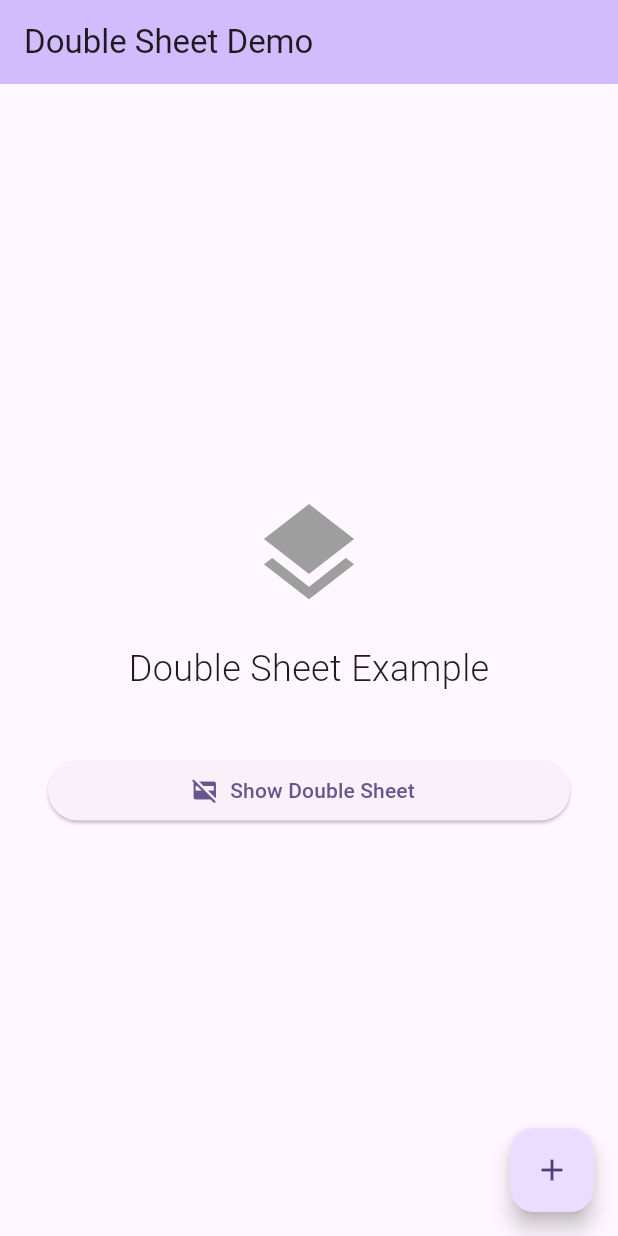
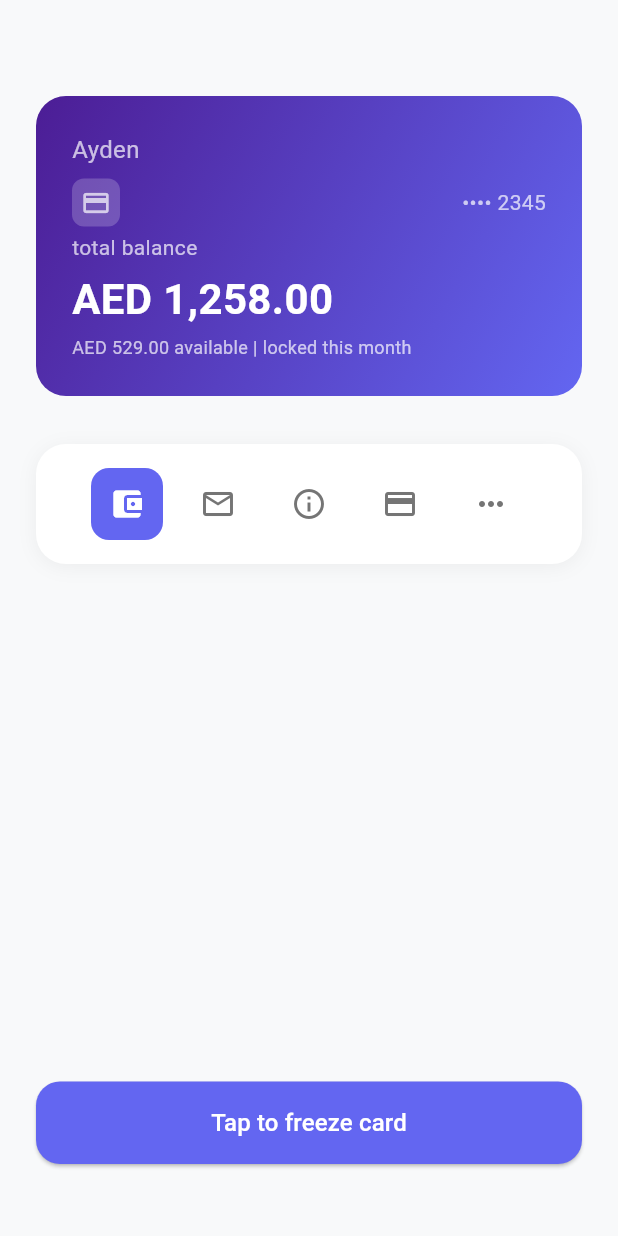
Before and after one commit to YahyaZahran/double_sheet, a Flutter app: the screen it shows after launch, on a phone screen of 412 x 824 dp. Run offline on Flutter 3.47's test engine with Material 3 defaults, Android fonts, the phone set to English and light mode, and no system bars.

```diff
--- a/example/lib/main.dart
+++ b/example/lib/main.dart
@@ -12,8 +12,9 @@ class MyApp extends StatelessWidget {
   Widget build(BuildContext context) {
     return MaterialApp(
       title: 'Double Sheet Demo',
+      debugShowCheckedModeBanner: false,
       theme: ThemeData(
-        colorScheme: ColorScheme.fromSeed(seedColor: Colors.deepPurple),
+        colorScheme: ColorScheme.fromSeed(seedColor: const Color(0xFF6366F1)),
         useMaterial3: true,
       ),
       home: const MyHomePage(),
@@ -32,57 +33,21 @@ class _MyHomePageState extends State<MyHomePage> {
   void _showDoubleSheet() {
     showDoubleSheet(
       context: context,
-      title: "Freeze card?",
-      initialChildSize: 0.5,
+      title: "freeze card",
+      headerRadius: const BorderRadius.only(
+        bottomLeft: Radius.circular(24),
+        bottomRight: Radius.circular(24),
+      ),
+      borderRadius: const BorderRadius.only(
+        topLeft: Radius.circular(32),
+        topRight: Radius.circular(32),
+      ),
+      initialChildSize: 0.45,
       maxChildSize: 0.7,
-      child: Padding(
-        padding: const EdgeInsets.all(16.0),
-        child: LayoutBuilder(
-          builder: (context, constraints) {
-            return SingleChildScrollView(
-              child: ConstrainedBox(
-                constraints: BoxConstraints(minHeight: constraints.maxHeight),
-                child: Column(
-                  crossAxisAlignment: CrossAxisAlignment.start,
-                  children: [
-                    const Text(
-                      "Freezing the card means you can't use it to pay for things until you unfreeze it",
-                      style: TextStyle(fontSize: 16, height: 1.4),
-                    ),
-                    SizedBox(
-                      height:
-                          constraints.maxHeight > 200
-                              ? constraints.maxHeight - 150
-                              : 20,
-                    ),
-                    Row(
-                      children: [
-                        Expanded(
-                          child: OutlinedButton(
-                            onPressed: () => Navigator.pop(context),
-                            child: const Text("Never mind"),
-                          ),
-                        ),
-                        const SizedBox(width: 16),
-                        Expanded(
-                          child: ElevatedButton(
-                            onPressed: () {
-                              Navigator.pop(context);
-                              ScaffoldMessenger.of(context).showSnackBar(
-                                const SnackBar(content: Text("Card frozen!")),
-                              );
-                            },
-                            child: const Text("Freeze"),
-                          ),
-                        ),
-                      ],
-                    ),
-                  ],
-                ),
-              ),
-            );
-          },
-        ),
+      minChildSize: 0.4,
+      child: const Padding(
+        padding: EdgeInsets.all(24.0),
+        child: _SheetContentWidget(),
       ),
     );
   }
@@ -90,40 +55,273 @@ class _MyHomePageState extends State<MyHomePage> {
   @override
   Widget build(BuildContext context) {
     return Scaffold(
-      appBar: AppBar(
-        backgroundColor: Theme.of(context).colorScheme.inversePrimary,
-        title: const Text('Double Sheet Demo'),
+      backgroundColor: const Color(0xFFF8F9FA),
+      body: SafeArea(
+        child: Padding(
+          padding: const EdgeInsets.all(24.0),
+          child: Column(
+            children: [
+              const SizedBox(height: 40),
+              const _CreditCard(),
+              const SizedBox(height: 32),
+              const _BottomNavigationIcons(),
+              const Spacer(),
+              SizedBox(
+                width: double.infinity,
+                child: ElevatedButton(
+                  onPressed: _showDoubleSheet,
+                  style: ElevatedButton.styleFrom(
+                    backgroundColor: const Color(0xFF6366F1),
+                    foregroundColor: Colors.white,
+                    padding: const EdgeInsets.symmetric(vertical: 16),
+                    shape: RoundedRectangleBorder(
+                      borderRadius: BorderRadius.circular(16),
                     ),
-      body: Center(
+                  ),
+                  child: const Text(
+                    'Tap to freeze card',
+                    style: TextStyle(fontSize: 16, fontWeight: FontWeight.w500),
+                  ),
+                ),
+              ),
+              const SizedBox(height: 24),
+            ],
+          ),
+        ),
+      ),
+    );
+  }
+}
+
+class _SheetContentWidget extends StatelessWidget {
+  const _SheetContentWidget();
+
+  @override
+  Widget build(BuildContext context) {
+    return LayoutBuilder(
+      builder: (context, constraints) {
+        return SingleChildScrollView(
+          physics: const NeverScrollableScrollPhysics(),
+          child: ConstrainedBox(
+            constraints: BoxConstraints(minHeight: constraints.maxHeight),
+            child: IntrinsicHeight(
               child: Column(
-          mainAxisAlignment: MainAxisAlignment.center,
-          children: <Widget>[
-            const Icon(Icons.layers, size: 80, color: Colors.grey),
-            const SizedBox(height: 20),
+                crossAxisAlignment: CrossAxisAlignment.start,
+                children: [
                   const Text(
-              'Double Sheet Example',
-              style: TextStyle(fontSize: 24, fontWeight: FontWeight.w300),
+                    "are you sure?",
+                    style: TextStyle(
+                      fontSize: 24,
+                      fontWeight: FontWeight.w600,
+                      color: Colors.black87,
                     ),
-            const SizedBox(height: 40),
-            Padding(
-              padding: const EdgeInsets.symmetric(horizontal: 32),
-              child: SizedBox(
+                  ),
+                  const SizedBox(height: 16),
+                  const Text(
+                    "freezing the card means ayden can't use it to pay for things until you unfreeze it",
+                    style: TextStyle(
+                      fontSize: 16,
+                      height: 1.5,
+                      color: Colors.black54,
+                    ),
+                  ),
+                  const Spacer(),
+                  const _ActionButtons(),
+                ],
+              ),
+            ),
+          ),
+        );
+      },
+    );
+  }
+}
+
+class _ActionButtons extends StatelessWidget {
+  const _ActionButtons();
+
+  @override
+  Widget build(BuildContext context) {
+    return Column(
+      children: [
+        SizedBox(
           width: double.infinity,
-                child: ElevatedButton.icon(
-                  onPressed: _showDoubleSheet,
-                  icon: const Icon(Icons.credit_card_off),
-                  label: const Text('Show Double Sheet'),
+          child: ElevatedButton(
+            onPressed: () {
+              Navigator.pop(context);
+              ScaffoldMessenger.of(
+                context,
+              ).showSnackBar(const SnackBar(content: Text("Card frozen!")));
+            },
+            style: ElevatedButton.styleFrom(
+              backgroundColor: const Color(0xFF6366F1),
+              foregroundColor: Colors.white,
+              padding: const EdgeInsets.symmetric(vertical: 16),
+              shape: RoundedRectangleBorder(
+                borderRadius: BorderRadius.circular(16),
+              ),
+            ),
+            child: const Text(
+              "freeze",
+              style: TextStyle(fontSize: 16, fontWeight: FontWeight.w500),
+            ),
+          ),
+        ),
+        const SizedBox(height: 12),
+        SizedBox(
+          width: double.infinity,
+          child: OutlinedButton(
+            onPressed: () => Navigator.pop(context),
+            style: OutlinedButton.styleFrom(
+              foregroundColor: const Color(0xFF6366F1),
+              side: const BorderSide(color: Color(0xFF6366F1)),
+              padding: const EdgeInsets.symmetric(vertical: 16),
+              shape: RoundedRectangleBorder(
+                borderRadius: BorderRadius.circular(16),
+              ),
+            ),
+            child: const Text(
+              "nevermind",
+              style: TextStyle(fontSize: 16, fontWeight: FontWeight.w500),
             ),
           ),
         ),
       ],
+    );
+  }
+}
+
+class _CreditCard extends StatelessWidget {
+  const _CreditCard();
+
+  @override
+  Widget build(BuildContext context) {
+    return Container(
+      width: double.infinity,
+      height: 200,
+      decoration: BoxDecoration(
+        gradient: const LinearGradient(
+          begin: Alignment.topLeft,
+          end: Alignment.bottomRight,
+          colors: [Color(0xFF4C1D95), Color(0xFF6366F1)],
+        ),
+        borderRadius: BorderRadius.circular(20),
+      ),
+      padding: const EdgeInsets.all(24),
+      child: Column(
+        crossAxisAlignment: CrossAxisAlignment.start,
+        children: [
+          const Text(
+            "Ayden",
+            style: TextStyle(
+              color: Colors.white70,
+              fontSize: 16,
+              fontWeight: FontWeight.w400,
             ),
           ),
-      floatingActionButton: FloatingActionButton(
-        onPressed: _showDoubleSheet,
-        tooltip: 'Show Double Sheet',
-        child: const Icon(Icons.add),
+          const SizedBox(height: 8),
+          Row(
+            children: [
+              Container(
+                width: 32,
+                height: 32,
+                decoration: BoxDecoration(
+                  color: Colors.white.withOpacity(0.2),
+                  borderRadius: BorderRadius.circular(8),
+                ),
+                child: const Icon(
+                  Icons.credit_card,
+                  color: Colors.white70,
+                  size: 20,
+                ),
+              ),
+              const Spacer(),
+              const Text(
+                "•••• 2345",
+                style: TextStyle(
+                  color: Colors.white70,
+                  fontSize: 14,
+                  fontWeight: FontWeight.w400,
+                ),
+              ),
+            ],
+          ),
+          const Spacer(),
+          const Text(
+            "total balance",
+            style: TextStyle(
+              color: Colors.white70,
+              fontSize: 14,
+              fontWeight: FontWeight.w400,
+            ),
+          ),
+          const SizedBox(height: 4),
+          const Text(
+            "AED 1,258.00",
+            style: TextStyle(
+              color: Colors.white,
+              fontSize: 28,
+              fontWeight: FontWeight.w600,
+            ),
+          ),
+          const SizedBox(height: 4),
+          const Text(
+            "AED 529.00 available | locked this month",
+            style: TextStyle(
+              color: Colors.white70,
+              fontSize: 12,
+              fontWeight: FontWeight.w400,
+            ),
+          ),
+        ],
       ),
     );
   }
 }
+
+class _BottomNavigationIcons extends StatelessWidget {
+  const _BottomNavigationIcons();
+
+  @override
+  Widget build(BuildContext context) {
+    return Container(
+      padding: const EdgeInsets.symmetric(horizontal: 24, vertical: 16),
+      decoration: BoxDecoration(
+        color: Colors.white,
+        borderRadius: BorderRadius.circular(20),
+        boxShadow: [
+          BoxShadow(
+            color: Colors.black.withOpacity(0.05),
+            blurRadius: 10,
+            offset: const Offset(0, 2),
+          ),
+        ],
+      ),
+      child: Row(
+        mainAxisAlignment: MainAxisAlignment.spaceEvenly,
+        children: [
+          _buildNavIcon(Icons.account_balance_wallet, true),
+          _buildNavIcon(Icons.email_outlined, false),
+          _buildNavIcon(Icons.info_outline, false),
+          _buildNavIcon(Icons.credit_card_outlined, false),
+          _buildNavIcon(Icons.more_horiz, false),
+        ],
+      ),
+    );
+  }
+
+  Widget _buildNavIcon(IconData icon, bool isActive) {
+    return Container(
+      padding: const EdgeInsets.all(12),
+      decoration: BoxDecoration(
+        color: isActive ? const Color(0xFF6366F1) : Colors.transparent,
+        borderRadius: BorderRadius.circular(12),
+      ),
+      child: Icon(
+        icon,
+        color: isActive ? Colors.white : Colors.grey.shade600,
+        size: 24,
+      ),
+    );
+  }
+}
```
Also changed, not shown: lib/controllers/sheet_gesture_controller.dart (+15 -8 lines), lib/widgets/sheet_content.dart (+37 -30 lines), lib/widgets/sheet_header.dart (+6 -11 lines), lib/widgets/synchronized_double_sheet.dart (+7 -1 lines), pubspec.yaml (+9 -37 lines), 1 other file. Lines whose indentation alone changed are shown as unchanged.
